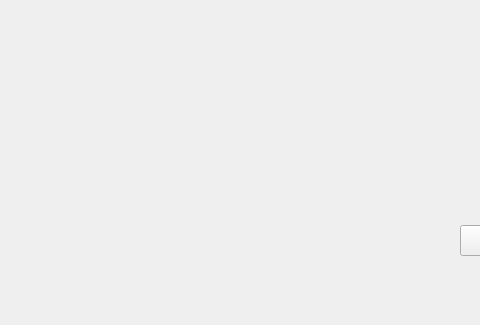
Qt form ui_mainwindow.ui (Qininining/XYPlatform) before a commit; both pictures show x 140 to 620 and y 275 to 600 of the 800 by 600 pixel window.
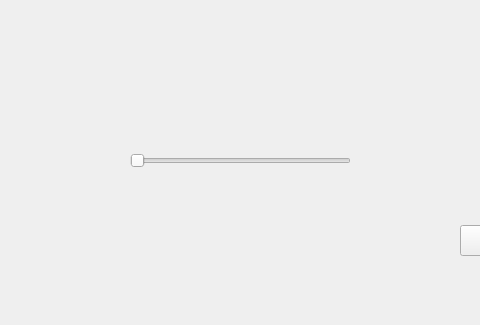
The same form after that commit.

Commit message: 将继承QtThread的Stage移QtThread

Diff of the .ui file:
```diff
--- a/ui_mainwindow.ui
+++ b/ui_mainwindow.ui
@@ -328,6 +328,19 @@
      </layout>
     </widget>
    </widget>
+   <widget class="QSlider" name="horizontalSlider">
+    <property name="geometry">
+     <rect>
+      <x>270</x>
+      <y>410</y>
+      <width>221</width>
+      <height>51</height>
+     </rect>
+    </property>
+    <property name="orientation">
+     <enum>Qt::Horizontal</enum>
+    </property>
+   </widget>
   </widget>
   <widget class="QMenuBar" name="menubar">
    <property name="geometry">
```
The commit also changes 2 other files.
